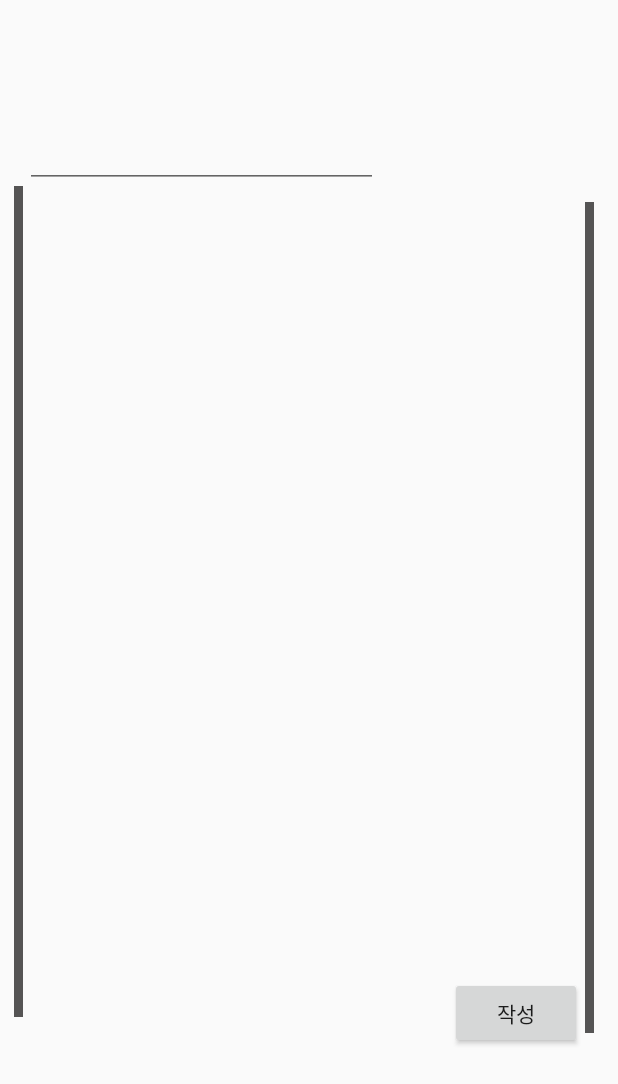
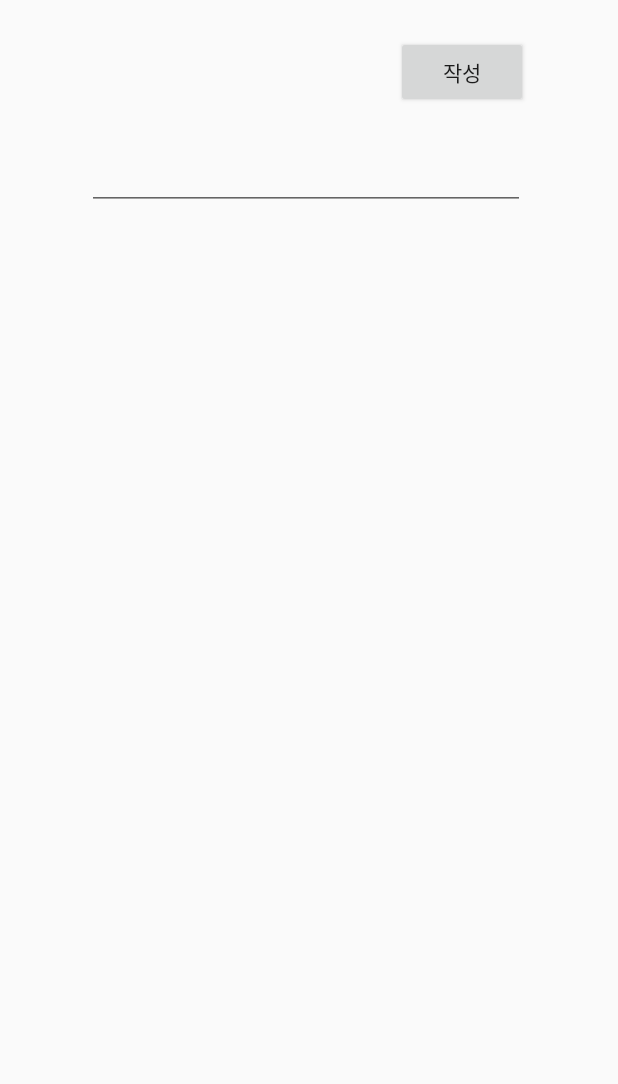
Before and after one commit to Ye-won-Park/sgbProject, an Android app: the layout fragment_diary.xml on its own in the app's theme, with its tools: preview values and no code run, on a phone screen of 412 x 824 dp. Shown: the top 1084 px of the screen. Run offline under Robolectric (Android 15) with nearby library versions, the phone set to English and light mode, and no system bars.

Commit message:
다이어리 스케쥴러 입출력 완성

```diff
--- a/app/src/main/java/com/example/sgbproject/Decorator/EventDecorator.java
+++ b/app/src/main/java/com/example/sgbproject/Decorator/EventDecorator.java
@@ -10,8 +10,8 @@ import java.util.HashSet;
 
 public class EventDecorator implements DayViewDecorator {
 
-    private final int color;
-    private final HashSet<CalendarDay> dates;
+    private int color;
+    private HashSet<CalendarDay> dates;
 
     public EventDecorator(int color, Collection<CalendarDay> dates) {
         this.color = color;
@@ -25,6 +25,6 @@ public class EventDecorator implements DayViewDecorator {
 
     @Override
     public void decorate(DayViewFacade view) {
-        view.addSpan(new DotSpan(10, color));
+        view.addSpan(new DotSpan(5, color));
     }
 }
--- a/app/src/main/java/com/example/sgbproject/TopFragment3.java
+++ b/app/src/main/java/com/example/sgbproject/TopFragment3.java
@@ -54,7 +54,7 @@ public class TopFragment3 extends Fragment {
         );
 
         for(int i = 0 ; i< EventDay.length ; i ++) {
-            if(!EventDay[i].contains("1-") || !EventDay[i].contains("2-")) {
+            if(EventDay[i].contains("3_")) {
                 String[] strings = EventDay[i].split("-");
                 int y = Integer.parseInt(strings[0]);
                 int m = Integer.parseInt(strings[1]);
--- a/app/src/main/res/layout/activity_calandar.xml
+++ b/app/src/main/res/layout/activity_calandar.xml
@@ -41,7 +41,8 @@
                 app:tabTextColor="@color/black"
                 app:tabSelectedTextColor="@color/black"
                 android:elevation="1dp"
-                android:background="@android:color/background_light"/>
+                android:background="@android:color/background_light"
+                app:tabIndicatorColor="@color/PrimaryColor"/>
 
         </com.google.android.material.appbar.AppBarLayout>
 
@@ -53,6 +54,8 @@
 
         </FrameLayout>
 
+
+
     </androidx.coordinatorlayout.widget.CoordinatorLayout>
 
 
--- a/app/src/main/res/layout/fragment_calendar.xml
+++ b/app/src/main/res/layout/fragment_calendar.xml
@@ -12,6 +12,6 @@
         app:layout_constraintEnd_toEndOf="parent"
         app:layout_constraintStart_toStartOf="parent"
         app:layout_constraintTop_toTopOf="parent"
-        app:mcv_selectionColor="#a9dbf0cb"
+        app:mcv_selectionColor="#F0EDFF"
         app:mcv_showOtherDates="defaults" />
 </androidx.constraintlayout.widget.ConstraintLayout>
--- a/app/src/main/res/layout/fragment_diary.xml
+++ b/app/src/main/res/layout/fragment_diary.xml
@@ -7,45 +7,51 @@
 
     <TextView
         android:id="@+id/ShowDay"
-        android:layout_width="93dp"
-        android:layout_height="61dp"
-        android:layout_marginStart="16dp"
-        android:layout_marginTop="16dp"
-        app:layout_constraintEnd_toStartOf="@+id/ShowMonth"
+        android:layout_width="70dp"
+        android:layout_height="60dp"
+        android:layout_marginStart="20dp"
+        android:layout_marginTop="28dp"
+        android:textAlignment="viewEnd"
+        android:textColor="@color/black"
+        android:textSize="40sp"
         app:layout_constraintStart_toStartOf="parent"
         app:layout_constraintTop_toTopOf="parent" />
 
     <TextView
         android:id="@+id/ShowMonth"
-        android:layout_width="91dp"
-        android:layout_height="28dp"
-        android:layout_marginTop="16dp"
-        android:layout_marginEnd="211dp"
-        app:layout_constraintEnd_toEndOf="parent"
+        android:layout_width="97dp"
+        android:layout_height="35dp"
+        android:layout_marginStart="4dp"
+        android:layout_marginTop="28dp"
+        android:textAlignment="viewStart"
+        android:textColor="@color/black"
+        android:textSize="20sp"
         app:layout_constraintStart_toEndOf="@+id/ShowDay"
         app:layout_constraintTop_toTopOf="parent" />
 
     <TextView
         android:id="@+id/ShowYear"
-        android:layout_width="89dp"
-        android:layout_height="30dp"
-        android:layout_marginTop="3dp"
-        android:layout_marginEnd="213dp"
-        app:layout_constraintEnd_toEndOf="parent"
+        android:layout_width="82dp"
+        android:layout_height="21dp"
+        android:layout_marginStart="5dp"
+        android:layout_marginTop="-10dp"
+        android:textAlignment="viewStart"
+        android:textColor="@color/black"
+        android:textSize="12sp"
         app:layout_constraintStart_toEndOf="@+id/ShowDay"
         app:layout_constraintTop_toBottomOf="@+id/ShowMonth" />
 
     <EditText
         android:id="@+id/ContextTextView"
-        android:layout_width="371dp"
-        android:layout_height="526dp"
-        android:layout_marginStart="1dp"
-        android:layout_marginEnd="2dp"
+        android:layout_width="299dp"
+        android:layout_height="422dp"
+        android:layout_marginStart="59dp"
+        android:layout_marginEnd="57dp"
         android:background="@null"
         android:ems="10"
         android:inputType="textPersonName"
-        app:layout_constraintEnd_toStartOf="@+id/view2"
-        app:layout_constraintStart_toEndOf="@+id/view3"
+        app:layout_constraintEnd_toEndOf="parent"
+        app:layout_constraintStart_toStartOf="parent"
         app:layout_constraintTop_toBottomOf="@+id/TitleTextView"
         tools:ignore="SpeakableTextPresentCheck" />
 
@@ -53,47 +59,22 @@
         android:id="@+id/button"
         android:layout_width="wrap_content"
         android:layout_height="wrap_content"
-        android:layout_marginStart="299dp"
-        android:layout_marginEnd="24dp"
+        android:layout_marginTop="24dp"
+        android:layout_marginEnd="60dp"
         android:text="작성"
-        app:layout_constraintEnd_toEndOf="parent"
-        app:layout_constraintStart_toStartOf="parent"
-        app:layout_constraintTop_toBottomOf="@+id/ContextTextView" />
-
-    <View
-        android:id="@+id/view3"
-        android:layout_width="6dp"
-        android:layout_height="554dp"
-        android:layout_marginStart="9dp"
-        android:layout_marginTop="77dp"
-        android:layout_marginBottom="100dp"
-        android:background="#555454"
-        app:layout_constraintBottom_toBottomOf="parent"
-        app:layout_constraintStart_toStartOf="parent"
-        app:layout_constraintTop_toTopOf="parent" />
-
-    <View
-        android:id="@+id/view2"
-        android:layout_width="6dp"
-        android:layout_height="554dp"
-        android:layout_marginTop="88dp"
-        android:layout_marginEnd="16dp"
-        android:layout_marginBottom="89dp"
-        android:background="#555454"
-        app:layout_constraintBottom_toBottomOf="parent"
         app:layout_constraintEnd_toEndOf="parent"
         app:layout_constraintTop_toTopOf="parent" />
 
     <EditText
         android:id="@+id/TitleTextView"
-        android:layout_width="235dp"
-        android:layout_height="48dp"
-        android:layout_marginStart="1dp"
-        android:layout_marginEnd="138dp"
+        android:layout_width="292dp"
+        android:layout_height="52dp"
+        android:layout_marginStart="59dp"
+        android:layout_marginEnd="63dp"
         android:ems="10"
         android:inputType="textPersonName"
-        app:layout_constraintEnd_toStartOf="@+id/view2"
-        app:layout_constraintStart_toEndOf="@+id/view3"
+        app:layout_constraintEnd_toEndOf="parent"
+        app:layout_constraintStart_toStartOf="parent"
         app:layout_constraintTop_toBottomOf="@+id/ShowDay"
         tools:ignore="SpeakableTextPresentCheck" />
 
--- a/app/src/main/res/layout/homefragment.xml
+++ b/app/src/main/res/layout/homefragment.xml
@@ -12,7 +12,7 @@
         app:layout_constraintEnd_toEndOf="parent"
         app:layout_constraintStart_toStartOf="parent"
         app:layout_constraintTop_toTopOf="parent"
-        app:mcv_selectionColor="#a9dbf0cb"
+        app:mcv_selectionColor="#F0EDFF"
         app:mcv_showOtherDates="defaults" />
 
     <TextView
--- a/app/src/main/res/layout/topfragment2.xml
+++ b/app/src/main/res/layout/topfragment2.xml
@@ -12,7 +12,7 @@
         app:layout_constraintEnd_toEndOf="parent"
         app:layout_constraintStart_toStartOf="parent"
         app:layout_constraintTop_toTopOf="parent"
-        app:mcv_selectionColor="#a9dbf0cb"
+        app:mcv_selectionColor="#F0EDFF"
         app:mcv_showOtherDates="defaults" />
 
     <TextView
--- a/app/src/main/res/layout/topfragment3.xml
+++ b/app/src/main/res/layout/topfragment3.xml
@@ -12,7 +12,7 @@
         app:layout_constraintEnd_toEndOf="parent"
         app:layout_constraintStart_toStartOf="parent"
         app:layout_constraintTop_toTopOf="parent"
-        app:mcv_selectionColor="#a9dbf0cb"
+        app:mcv_selectionColor="#F0EDFF"
         app:mcv_showOtherDates="defaults" />
 
     <TextView
```
Also changed, not shown: app/src/main/java/com/example/sgbproject/CalendarActivity.java (+15 -1 lines), app/src/main/java/com/example/sgbproject/CalendarFragment.java (+8 -5 lines), app/src/main/java/com/example/sgbproject/Decorator/SelectDecorator.java (deleted, +0 -19 lines), app/src/main/java/com/example/sgbproject/DiaryFragment.java (+49 -0 lines), app/src/main/java/com/example/sgbproject/HomeFragment.java (+31 -13 lines), app/src/main/java/com/example/sgbproject/ScheduleFragment.java (+5 -2 lines), app/src/main/java/com/example/sgbproject/TopFragment2.java (+8 -6 lines).
